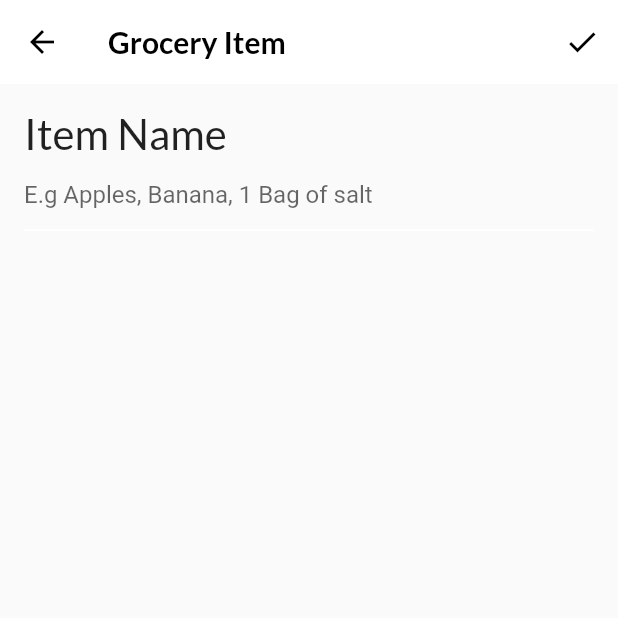
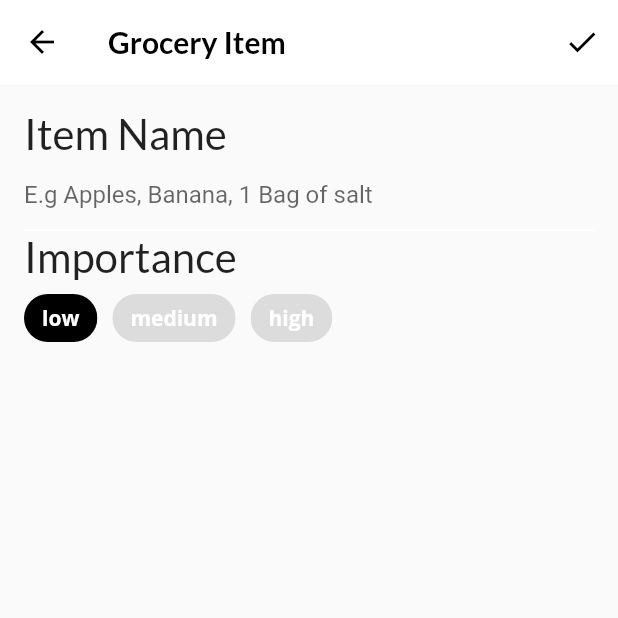
Before and after one commit to chawatvish/flutter_apprentice_book, a Flutter app: the screen it shows after launch, item 3 of the bottom bar chosen, after a tap on the "add" icon, on a phone screen of 412 x 824 dp, the top half of it. Run offline on Flutter 3.47's test engine with Material 2 defaults, Android fonts, the phone set to English and light mode, and no system bars; our stand-ins replace google_fonts; project files that could hold a hidden picture were left out.

```diff
--- a/04-interactive-widgets/project/lib/screens/grocery_item_screen.dart
+++ b/04-interactive-widgets/project/lib/screens/grocery_item_screen.dart
@@ -82,7 +82,7 @@ class _GroceryItemScreenState extends State<GroceryItemScreen> {
         child: ListView(
           children: [
             buildNameField(),
-            // TODO 14: Add Importance selection
+            buildImportanceField(),
             // TODO 15: Add date picker
             // TODO 16: Add time picker
             // TODO 17: Add color picker
@@ -121,7 +121,58 @@ class _GroceryItemScreenState extends State<GroceryItemScreen> {
     );
   }
 
-  // TODO: Add buildImportanceField()
+  Widget buildImportanceField() {
+    return Column(
+      crossAxisAlignment: CrossAxisAlignment.start,
+      children: [
+        Text('Importance', style: GoogleFonts.lato(fontSize: 28.0)),
+        Wrap(
+          spacing: 10.0,
+          children: [
+            ChoiceChip(
+              selectedColor: Colors.black,
+              selected: _important == Important.low,
+              label: const Text(
+                'low',
+                style: TextStyle(color: Colors.white),
+              ),
+              onSelected: (selected) {
+                setState(() {
+                  _important = Important.low;
+                });
+              },
+            ),
+            ChoiceChip(
+              selectedColor: Colors.black,
+              selected: _important == Important.medium,
+              label: const Text(
+                'medium',
+                style: TextStyle(color: Colors.white),
+              ),
+              onSelected: (selected) {
+                setState(() {
+                  _important = Important.medium;
+                });
+              },
+            ),
+            ChoiceChip(
+              selectedColor: Colors.black,
+              selected: _important == Important.high,
+              label: const Text(
+                'high',
+                style: TextStyle(color: Colors.white),
+              ),
+              onSelected: (selected) {
+                setState(() {
+                  _important = Important.high;
+                });
+              },
+            ),
+          ],
+        ),
+      ],
+    );
+  }
 
   // TODO: ADD buildDateField()
 
```
